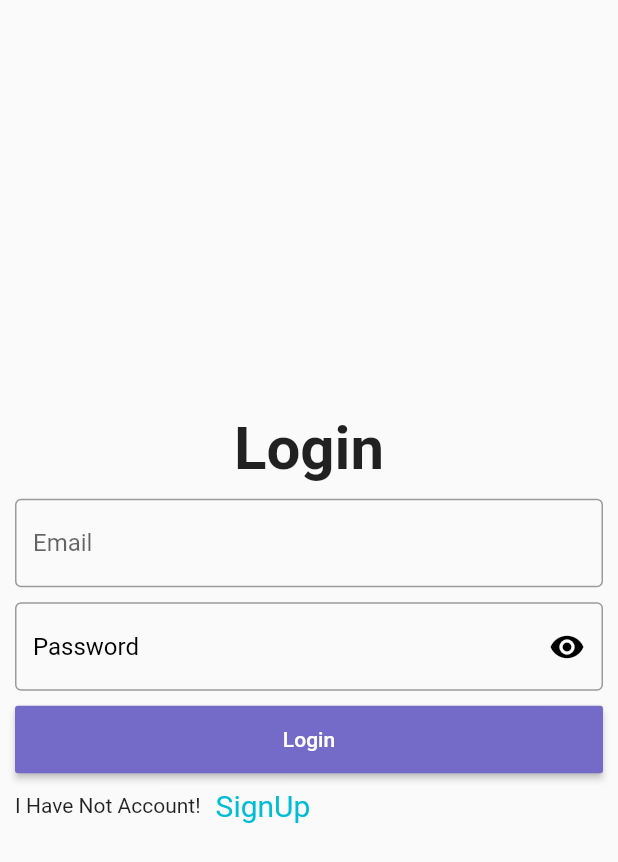
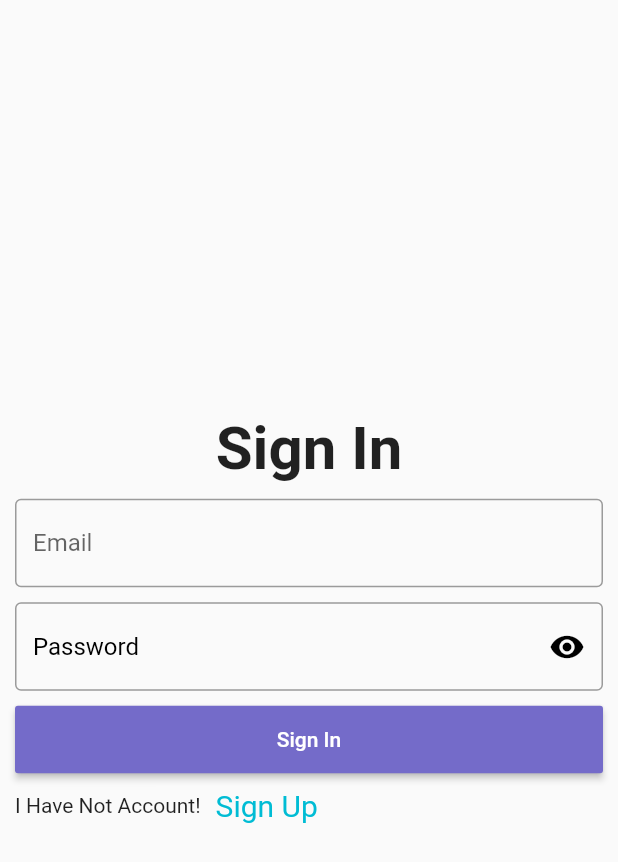
Before and after one commit to ntvien/e-commerce-app, a Flutter app: the SignIn screen opened directly, on a phone screen of 412 x 824 dp. Shown: the top 862 px of the screen. Run offline on Flutter 3.47's test engine with Material 2 defaults, Android fonts, the phone set to English and light mode, and no system bars; our stand-ins replace badges, carousel_pro, cloud_firestore, firebase_auth, firebase_core; accounts and stored records are empty; statements that could not run were skipped.

Commit message:
update sign in screen

```diff
--- a/lib/screens/signin.dart
+++ b/lib/screens/signin.dart
@@ -1,3 +1,4 @@
+import 'package:e_commerce_app/screens/home_screen.dart';
 import 'package:e_commerce_app/screens/signup.dart';
 import 'package:e_commerce_app/widgets/change_screen.dart';
 import 'package:e_commerce_app/widgets/my_button.dart';
@@ -45,7 +46,9 @@ class _SignInState extends State<SignIn> {
         SnackBar(
           content: Text(message.toString()),
           duration: Duration(milliseconds: 800),
-          backgroundColor: Theme.of(context).primaryColor,
+          backgroundColor: Theme
+              .of(context)
+              .primaryColor,
         ),
       );
       setState(() {
@@ -58,7 +61,9 @@ class _SignInState extends State<SignIn> {
       _scaffoldKey.currentState!.showSnackBar(SnackBar(
         content: Text(error.toString()),
         duration: Duration(milliseconds: 800),
-        backgroundColor: Theme.of(context).primaryColor,
+        backgroundColor: Theme
+            .of(context)
+            .primaryColor,
       ));
     }
 
@@ -67,7 +72,7 @@ class _SignInState extends State<SignIn> {
     });
   }
 
-  void vaildation() async {
+  void validation() async {
     if (email.text.isEmpty && password.text.isEmpty) {
       _scaffoldKey.currentState!.showSnackBar(
         SnackBar(
@@ -83,7 +88,7 @@ class _SignInState extends State<SignIn> {
     } else if (!regExp.hasMatch(email.text)) {
       _scaffoldKey.currentState!.showSnackBar(
         SnackBar(
-          content: Text("Please Try Vaild Email"),
+          content: Text("Please Try Valid Email"),
         ),
       );
     } else if (password.text.isEmpty) {
@@ -114,7 +119,7 @@ class _SignInState extends State<SignIn> {
             Column(
               children: <Widget>[
                 Text(
-                  "Login",
+                  "Sign In",
                   style: TextStyle(fontSize: 40, fontWeight: FontWeight.bold),
                 ),
                 SizedBox(
@@ -144,9 +149,9 @@ class _SignInState extends State<SignIn> {
                 isLoading == false
                     ? MyButton(
                   onPressed: () {
-                    vaildation();
+                    validation();
                   },
-                  name: "Login",
+                  name: "Sign In",
                 )
                     : Center(
                   child: CircularProgressIndicator(),
@@ -155,7 +160,7 @@ class _SignInState extends State<SignIn> {
                   height: 10,
                 ),
                 ChangeScreen(
-                    name: "SignUp",
+                    name: "Sign Up",
                     whichAccount: "I Have Not Account!",
                     onTap: () {
                       Navigator.of(context).pushReplacement(
```
